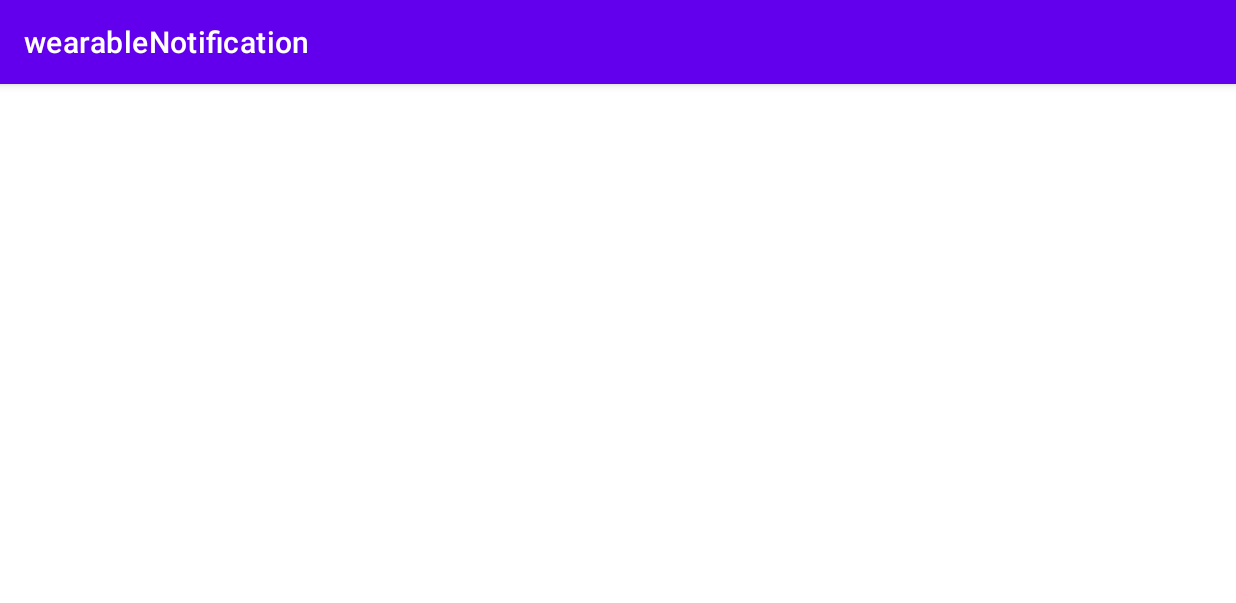
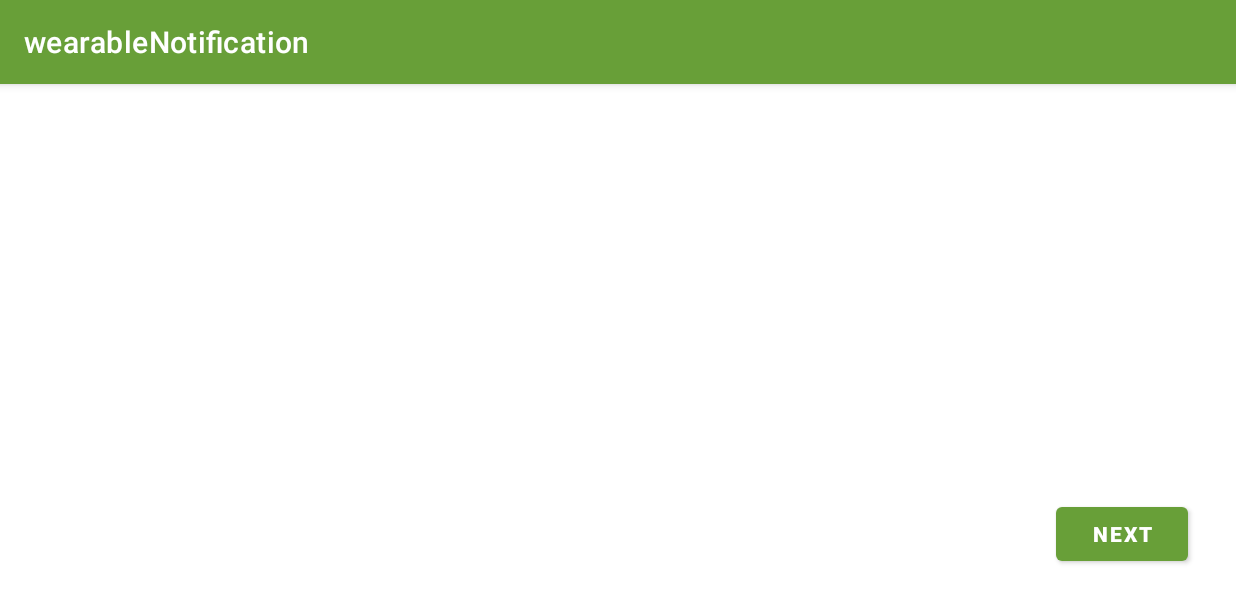
Before and after one commit to mntcoffee/wearableNotification, an Android app: the screen it shows after launch (SetupActivity), on a phone screen of 824 x 412 dp (held sideways). Shown: the top 603 px of the screen. Run offline under Robolectric (Android 15) with nearby library versions, the phone set to English and light mode, and no system bars.

Commit message:
created navigation

```diff
--- a/app/src/main/java/com/example/wearablenotification/setup/FirstNavigationFragment.kt
+++ b/app/src/main/java/com/example/wearablenotification/setup/FirstNavigationFragment.kt
@@ -5,7 +5,9 @@ import androidx.fragment.app.Fragment
 import android.view.LayoutInflater
 import android.view.View
 import android.view.ViewGroup
+import androidx.navigation.fragment.findNavController
 import com.example.wearablenotification.R
+import kotlinx.android.synthetic.main.fragment_first_navigation.view.*
 
 
 class FirstNavigationFragment : Fragment() {
@@ -14,8 +16,15 @@ class FirstNavigationFragment : Fragment() {
         inflater: LayoutInflater, container: ViewGroup?,
         savedInstanceState: Bundle?
     ): View? {
+
         // Inflate the layout for this fragment
-        return inflater.inflate(R.layout.fragment_first_navigation, container, false)
+        val view = inflater.inflate(R.layout.fragment_first_navigation, container, false)
+
+        view.next_button_first_fragment.setOnClickListener {
+            findNavController().navigate(R.id.action_firstNavigationFragment_to_secondNavigationFragment)
+        }
+
+        return view
     }
 
 }
--- a/app/src/main/res/layout/activity_setup.xml
+++ b/app/src/main/res/layout/activity_setup.xml
@@ -6,4 +6,12 @@
     android:layout_height="match_parent"
     tools:context=".setup.SetupActivity">
 
+    <fragment
+        android:id="@+id/nav_host_fragment"
+        android:layout_width="match_parent"
+        android:layout_height="match_parent"
+        android:name="androidx.navigation.fragment.NavHostFragment"
+        app:navGraph="@navigation/navigation_graph"
+        app:defaultNavHost="true"/>
+
 </androidx.constraintlayout.widget.ConstraintLayout>
--- a/app/src/main/res/layout/fragment_first_navigation.xml
+++ b/app/src/main/res/layout/fragment_first_navigation.xml
@@ -1,14 +1,24 @@
 <?xml version="1.0" encoding="utf-8"?>
-<FrameLayout xmlns:android="http://schemas.android.com/apk/res/android"
+<androidx.constraintlayout.widget.ConstraintLayout xmlns:android="http://schemas.android.com/apk/res/android"
+    xmlns:app="http://schemas.android.com/apk/res-auto"
     xmlns:tools="http://schemas.android.com/tools"
+    android:id="@+id/frameLayout"
     android:layout_width="match_parent"
     android:layout_height="match_parent"
     tools:context=".setup.FirstNavigationFragment">
 
-    <!-- TODO: Update blank fragment layout -->
-    <TextView
-        android:layout_width="match_parent"
-        android:layout_height="match_parent"
-        android:text="@string/hello_blank_fragment" />
+    <com.google.android.material.button.MaterialButton
+        android:id="@+id/next_button_first_fragment"
+        android:layout_width="wrap_content"
+        android:layout_height="wrap_content"
+        android:text="NEXT"
+        android:textColor="@color/white"
+        android:textStyle="bold"
+        android:layout_marginEnd="32dp"
+        android:layout_marginBottom="32dp"
+        app:layout_constraintBottom_toBottomOf="parent"
+        app:layout_constraintEnd_toEndOf="parent">
 
-</FrameLayout>
+    </com.google.android.material.button.MaterialButton>
+
+</androidx.constraintlayout.widget.ConstraintLayout>
--- /dev/null
+++ b/app/src/main/res/navigation/navigation_graph.xml
@@ -0,0 +1,31 @@
+<?xml version="1.0" encoding="utf-8"?>
+<navigation xmlns:android="http://schemas.android.com/apk/res/android"
+    xmlns:app="http://schemas.android.com/apk/res-auto"
+    xmlns:tools="http://schemas.android.com/tools"
+    android:id="@+id/navigation_graph"
+    app:startDestination="@id/firstNavigationFragment">
+
+    <fragment
+        android:id="@+id/firstNavigationFragment"
+        android:name="com.example.wearablenotification.setup.FirstNavigationFragment"
+        android:label="fragment_first_navigation"
+        tools:layout="@layout/fragment_first_navigation" >
+        <action
+            android:id="@+id/action_firstNavigationFragment_to_secondNavigationFragment"
+            app:destination="@id/secondNavigationFragment" />
+    </fragment>
+    <fragment
+        android:id="@+id/secondNavigationFragment"
+        android:name="com.example.wearablenotification.setup.SecondNavigationFragment"
+        android:label="fragment_second_navigation"
+        tools:layout="@layout/fragment_second_navigation" >
+        <action
+            android:id="@+id/action_secondNavigationFragment_to_previewFragment"
+            app:destination="@id/previewFragment" />
+    </fragment>
+    <fragment
+        android:id="@+id/previewFragment"
+        android:name="com.example.wearablenotification.setup.PreviewFragment"
+        android:label="fragment_preview"
+        tools:layout="@layout/fragment_preview" />
+</navigation>
--- a/app/src/main/res/values/colors.xml
+++ b/app/src/main/res/values/colors.xml
@@ -7,4 +7,7 @@
     <color name="teal_700">#FF018786</color>
     <color name="black">#FF000000</color>
     <color name="white">#FFFFFFFF</color>
+    <color name="light_green_700">#689f38</color>
+    <color name="light_green_dark">#00600f</color>
+    <color name="cyan_800">#00838f</color>
 </resources>
--- a/app/src/main/res/values/themes.xml
+++ b/app/src/main/res/values/themes.xml
@@ -2,8 +2,8 @@
     <!-- Base application theme. -->
     <style name="Theme.WearableNotification" parent="Theme.MaterialComponents.DayNight.DarkActionBar">
         <!-- Primary brand color. -->
-        <item name="colorPrimary">@color/purple_500</item>
-        <item name="colorPrimaryVariant">@color/purple_700</item>
+        <item name="colorPrimary">@color/light_green_700</item>
+        <item name="colorPrimaryVariant">@color/light_green_dark</item>
         <item name="colorOnPrimary">@color/white</item>
         <!-- Secondary brand color. -->
         <item name="colorSecondary">@color/teal_200</item>
```
Also changed, not shown: app/src/main/java/com/example/wearablenotification/setup/PreviewFragment.kt (+23 -1 lines), app/src/main/java/com/example/wearablenotification/setup/SecondNavigationFragment.kt (+13 -1 lines), app/src/main/res/layout/fragment_preview.xml (+27 -7 lines), app/src/main/res/layout/fragment_second_navigation.xml (+26 -7 lines).
